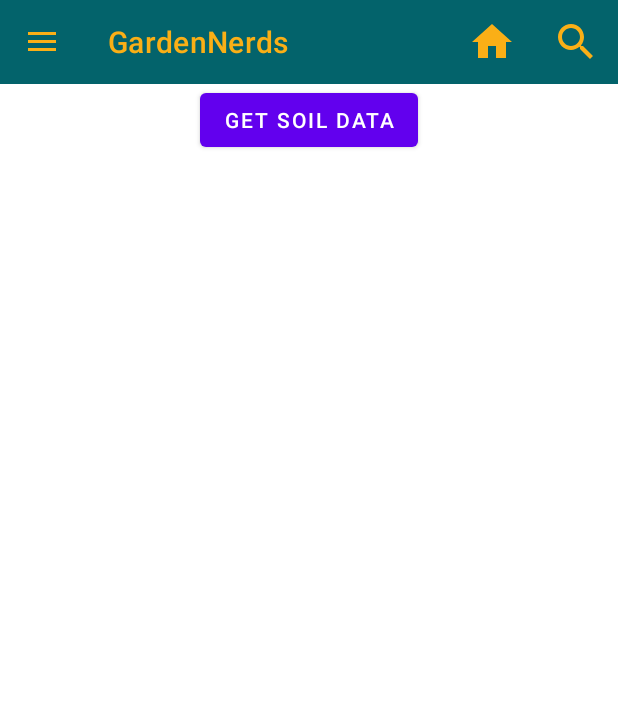
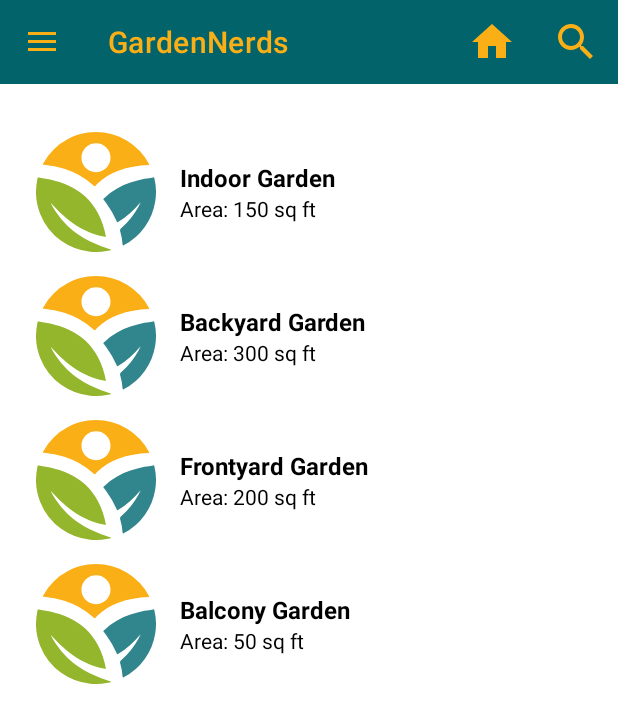
Before and after one commit to AmarK-007/CapstoneProject-GardenNerds, an Android app: the HomeFragment screen opened directly, with no data from a screen before it, after a tap on "Soil Sensor", on a phone screen of 412 x 824 dp. Shown: the top 723 px of the screen. Run offline under Robolectric (Android 15) with nearby library versions, the phone set to English and light mode, and no system bars; pictures from the network do not load; 1 statement that could not run was skipped.

Commit message:
Added MyGardenFragment and adapter

```diff
--- a/app/build.gradle.kts
+++ b/app/build.gradle.kts
@@ -55,8 +55,10 @@ dependencies {
     // Sceneform for AR
     implementation("com.google.ar:core:1.31.0")
 
-//retrofit libs
+    //retrofit libs
     implementation(libs.retrofit)
     implementation(libs.converter.gson.v290)
 
+    //Glide
+    implementation(libs.glide)
 }
--- /dev/null
+++ b/app/src/main/java/com/android/msd/capstone/project/gardennerds/adapters/MyGardenAdapter.java
@@ -0,0 +1,64 @@
+package com.android.msd.capstone.project.gardennerds.adapters;
+
+import android.view.LayoutInflater;
+import android.view.View;
+import android.view.ViewGroup;
+import android.widget.ImageView;
+import android.widget.TextView;
+
+import androidx.annotation.NonNull;
+import androidx.recyclerview.widget.RecyclerView;
+
+import com.android.msd.capstone.project.gardennerds.R;
+import com.android.msd.capstone.project.gardennerds.models.Garden;
+import com.bumptech.glide.Glide;
+
+import java.util.List;
+
+public class MyGardenAdapter extends RecyclerView.Adapter<MyGardenAdapter.MyGardenViewHolder>{
+
+    private final List<Garden> gardenList;
+
+    public MyGardenAdapter(List<Garden> gardenList) {
+        this.gardenList = gardenList;
+    }
+
+    @NonNull
+    @Override
+    public MyGardenViewHolder onCreateViewHolder(@NonNull ViewGroup parent, int viewType) {
+        View view = LayoutInflater.from(parent.getContext())
+                .inflate(R.layout.layout_item_garden, parent, false);
+        return new MyGardenViewHolder(view);
+    }
+
+    @Override
+    public void onBindViewHolder(@NonNull MyGardenViewHolder holder, int position) {
+        Garden garden = gardenList.get(position);
+        holder.gardenName.setText(garden.getName());
+        holder.gardenArea.setText("Area: " + garden.getArea() + " sq ft");
+
+        // Use Glide or another library to load the garden image (lazy loading)
+        Glide.with(holder.itemView.getContext())
+                .load(garden.getImageUrl())  // replace with image URL if available
+                .placeholder(R.drawable.new_garden_nerds)  // default image
+                .into(holder.gardenImage);
+    }
+
+    @Override
+    public int getItemCount() {
+        return gardenList.size();
+    }
+
+    static class MyGardenViewHolder extends RecyclerView.ViewHolder {
+        ImageView gardenImage;
+        TextView gardenName;
+        TextView gardenArea;
+
+        MyGardenViewHolder(View itemView) {
+            super(itemView);
+            gardenImage = itemView.findViewById(R.id.imageViewGarden);
+            gardenName = itemView.findViewById(R.id.textViewGardenName);
+            gardenArea = itemView.findViewById(R.id.textViewGardenArea);
+        }
+    }
+}
--- a/app/src/main/java/com/android/msd/capstone/project/gardennerds/fragments/HomeFragment.java
+++ b/app/src/main/java/com/android/msd/capstone/project/gardennerds/fragments/HomeFragment.java
@@ -101,7 +101,8 @@ public class HomeFragment extends Fragment {
             @Override
             public void onClick(View v) {
                 // navigate to soil sensor fragment
-                Fragment fragment = new SoilSensorFragment();
+                //Fragment fragment = new SoilSensorFragment();
+                Fragment fragment = new MyGardenFragment();
                 FragmentManager supportFragmentManager = requireActivity().getSupportFragmentManager();
                 FragmentTransaction fragmentTransaction = supportFragmentManager.beginTransaction();
                 fragmentTransaction.replace(R.id.frames, fragment);
--- /dev/null
+++ b/app/src/main/java/com/android/msd/capstone/project/gardennerds/fragments/MyGardenFragment.java
@@ -0,0 +1,124 @@
+package com.android.msd.capstone.project.gardennerds.fragments;
+
+import android.os.Bundle;
+
+import androidx.annotation.NonNull;
+import androidx.annotation.Nullable;
+import androidx.fragment.app.Fragment;
+import androidx.recyclerview.widget.LinearLayoutManager;
+
+import android.view.LayoutInflater;
+import android.view.View;
+import android.view.ViewGroup;
+
+import com.android.msd.capstone.project.gardennerds.adapters.MyGardenAdapter;
+import com.android.msd.capstone.project.gardennerds.databinding.FragmentMyGardenBinding;
+import com.android.msd.capstone.project.gardennerds.models.Garden;
+
+import java.util.ArrayList;
+import java.util.List;
+
+/**
+ * A simple {@link Fragment} subclass.
+ * Use the {@link MyGardenFragment#newInstance} factory method to
+ * create an instance of this fragment.
+ */
+public class MyGardenFragment extends Fragment {
+
+    // TODO: Rename parameter arguments, choose names that match
+    // the fragment initialization parameters, e.g. ARG_ITEM_NUMBER
+    private static final String ARG_PARAM1 = "param1";
+    private static final String ARG_PARAM2 = "param2";
+
+    // TODO: Rename and change types of parameters
+    private String mParam1;
+    private String mParam2;
+
+    private FragmentMyGardenBinding myGardenBinding;
+    private MyGardenAdapter gardenAdapter;
+    private List<Garden> gardenList;
+
+    public MyGardenFragment() {
+        // Required empty public constructor
+    }
+
+    /**
+     * Use this factory method to create a new instance of
+     * this fragment using the provided parameters.
+     *
+     * @param param1 Parameter 1.
+     * @param param2 Parameter 2.
+     * @return A new instance of fragment MyGardenFragment.
+     */
+    // TODO: Rename and change types and number of parameters
+    public static MyGardenFragment newInstance(String param1, String param2) {
+        MyGardenFragment fragment = new MyGardenFragment();
+        Bundle args = new Bundle();
+        args.putString(ARG_PARAM1, param1);
+        args.putString(ARG_PARAM2, param2);
+        fragment.setArguments(args);
+        return fragment;
+    }
+
+    @Override
+    public void onCreate(Bundle savedInstanceState) {
+        super.onCreate(savedInstanceState);
+        if (getArguments() != null) {
+            mParam1 = getArguments().getString(ARG_PARAM1);
+            mParam2 = getArguments().getString(ARG_PARAM2);
+        }
+    }
+
+    @Override
+    public View onCreateView(LayoutInflater inflater, ViewGroup container,
+                             Bundle savedInstanceState) {
+        myGardenBinding = FragmentMyGardenBinding.inflate(inflater, container, false);
+        return myGardenBinding.getRoot();
+    }
+
+    @Override
+    public void onViewCreated(@NonNull View view, @Nullable Bundle savedInstanceState) {
+        super.onViewCreated(view, savedInstanceState);
+
+        // Initialize garden list
+        gardenList = new ArrayList<>();
+        // Demo data - This will eventually be replaced by data from a local database
+        loadGardens();
+
+        // Show or hide the "No gardens added" message based on the list size
+        if (gardenList.isEmpty()) {
+            myGardenBinding.tvNoGardens.setVisibility(View.VISIBLE);
+        } else {
+            myGardenBinding.tvNoGardens.setVisibility(View.GONE);
+        }
+
+        bindAdapter();
+    }
+
+    //initializing and setting adapter
+    private void bindAdapter() {
+        if (gardenAdapter == null) {
+
+            // Initialize garden adapter
+            gardenAdapter = new MyGardenAdapter(gardenList);
+            myGardenBinding.recyclerViewGardens.setLayoutManager(new LinearLayoutManager(getContext()));
+            myGardenBinding.recyclerViewGardens.setAdapter(gardenAdapter);
+        } else {
+            gardenAdapter.notifyDataSetChanged();
+        }
+    }
+
+    private void loadGardens() {
+        // Add demo gardens (URL is null for placeholder image)
+        gardenList.add(new Garden("Indoor Garden", "150", null));
+        gardenList.add(new Garden("Backyard Garden", "300", null));
+        gardenList.add(new Garden("Frontyard Garden", "200", null));
+        gardenList.add(new Garden("Balcony Garden", "50", null));
+    }
+
+    @Override
+    public void onDestroyView() {
+        super.onDestroyView();
+        myGardenBinding = null;
+    }
+}
--- /dev/null
+++ b/app/src/main/java/com/android/msd/capstone/project/gardennerds/models/Garden.java
@@ -0,0 +1,37 @@
+package com.android.msd.capstone.project.gardennerds.models;
+
+public class Garden {
+    private String name;
+    private String area;
+    private String imageUrl;
+
+    public Garden(String name, String area, String imageUrl) {
+        this.name = name;
+        this.area = area;
+        this.imageUrl = imageUrl;
+    }
+
+    public String getName() {
+        return name;
+    }
+
+    public void setName(String name) {
+        this.name = name;
+    }
+
+    public String getArea() {
+        return area;
+    }
+
+    public void setArea(String area) {
+        this.area = area;
+    }
+
+    public String getImageUrl() {
+        return imageUrl;
+    }
+
+    public void setImageUrl(String imageUrl) {
+        this.imageUrl = imageUrl;
+    }
+}
--- /dev/null
+++ b/app/src/main/res/layout/fragment_my_garden.xml
@@ -0,0 +1,24 @@
+<LinearLayout
+    xmlns:android="http://schemas.android.com/apk/res/android"
+    android:layout_width="match_parent"
+    android:layout_height="match_parent"
+    android:orientation="vertical"
+    android:padding="16dp">
+
+    <!-- TextView for empty list scenario -->
+    <TextView
+        android:id="@+id/tvNoGardens"
+        android:layout_width="wrap_content"
+        android:layout_height="wrap_content"
+        android:layout_gravity="center"
+        android:visibility="gone"
+        android:text="No gardens added yet."
+        android:textSize="16sp"/>
+
+    <!-- RecyclerView to display list of gardens -->
+    <androidx.recyclerview.widget.RecyclerView
+        android:id="@+id/recyclerViewGardens"
+        android:layout_width="match_parent"
+        android:layout_height="match_parent"
+        android:layout_marginTop="8dp"/>
+</LinearLayout>
--- /dev/null
+++ b/app/src/main/res/layout/layout_item_garden.xml
@@ -0,0 +1,47 @@
+<?xml version="1.0" encoding="utf-8"?>
+<LinearLayout
+    xmlns:android="http://schemas.android.com/apk/res/android"
+    android:layout_width="match_parent"
+    android:layout_height="wrap_content"
+    android:orientation="horizontal"
+    android:padding="8dp"
+    android:background="?attr/selectableItemBackground"
+    android:gravity="center_vertical">
+
+    <!-- ImageView for Garden Image -->
+    <ImageView
+        android:id="@+id/imageViewGarden"
+        android:layout_width="80dp"
+        android:layout_height="80dp"
+        android:scaleType="centerCrop"
+        android:src="@drawable/new_garden_nerds" />
+
+    <!-- Vertical Layout for Garden Details -->
+    <LinearLayout
+        android:layout_width="match_parent"
+        android:layout_height="wrap_content"
+        android:layout_marginStart="16dp"
+        android:orientation="vertical">
+
+        <!-- TextView for Garden Name -->
+        <TextView
+            android:id="@+id/textViewGardenName"
+            android:layout_width="wrap_content"
+            android:layout_height="wrap_content"
+            android:text="Garden Name"
+            android:textSize="16sp"
+            android:textStyle="bold"
+            android:textColor="@color/black"/>
+
+        <!-- TextView for Garden Area -->
+        <TextView
+            android:id="@+id/textViewGardenArea"
+            android:layout_width="wrap_content"
+            android:layout_height="wrap_content"
+            android:text="Area: 0 sq ft"
+            android:textSize="14sp"
+            android:textColor="@color/black"/>
+
+    </LinearLayout>
+
+</LinearLayout>
```
Also changed, not shown: app/src/main/java/com/android/msd/capstone/project/gardennerds/fragments/AddGardenFragment.java (added, +66 -0 lines), app/src/main/res/layout/fragment_add_garden.xml (added, +14 -0 lines), gradle/libs.versions.toml (+6 -1 lines), gradle/wrapper/gradle-wrapper.properties.
